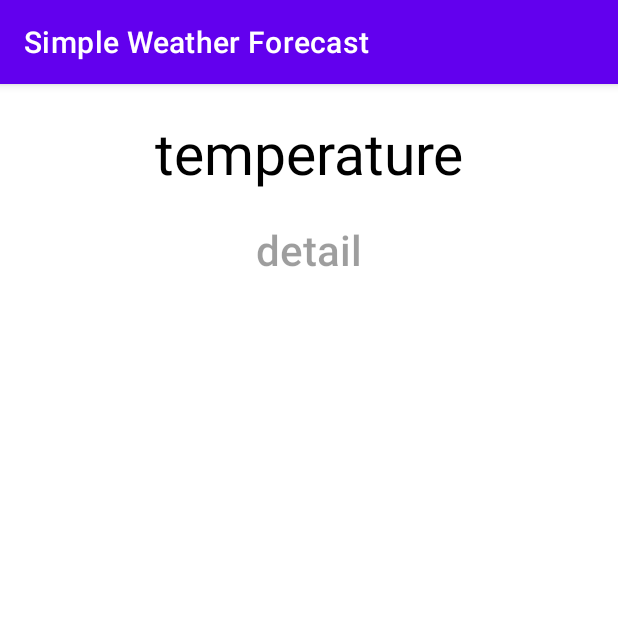
After one commit to cauezito/WeatherForecast, an Android app: the ForecastDetailsFragment screen opened through its navigation route, on a phone screen of 412 x 824 dp, the top half of it. The commit adds this screen. Run offline under Robolectric (Android 15) with nearby library versions, the light colour scheme and no system bars; our stand-ins replace data binding.

Commit message:
Implementação do NAVIGATION para substituir a biblioteca de suporte para navegar entre telas

```diff
--- a/app/build.gradle
+++ b/app/build.gradle
@@ -2,6 +2,7 @@ plugins {
     id 'com.android.application'
     id 'kotlin-android'
     id 'kotlin-kapt'
+    id 'androidx.navigation.safeargs.kotlin'
 }
 
 android {
@@ -34,7 +35,7 @@ android {
         targetCompatibility JavaVersion.VERSION_1_8
     }
     kotlinOptions {
-        jvmTarget = '1.8'
+        jvmTarget = JavaVersion.VERSION_1_8
     }
 }
 
--- a/app/src/main/AndroidManifest.xml
+++ b/app/src/main/AndroidManifest.xml
@@ -10,9 +10,6 @@
         android:supportsRtl="true"
         android:theme="@style/Theme.SimpleWeatherForecast">
         <activity
-            android:name=".details.ForecastDetailsActivity"
-            android:exported="true" />
-        <activity
             android:name=".MainActivity"
             android:exported="true">
             <intent-filter>
--- a/app/src/main/java/br/com/cauezito/simpleweatherforecast/AppNavigatorInterface.kt
+++ b/app/src/main/java/br/com/cauezito/simpleweatherforecast/AppNavigatorInterface.kt
@@ -3,4 +3,5 @@ package br.com.cauezito.simpleweatherforecast
 interface AppNavigatorInterface {
     fun navigateToCurrentForecast(zipCode : String)
     fun navigateToLocationEntry()
+    fun navigateToForecastDetails(forecast : DailyForecast)
 }
--- /dev/null
+++ b/app/src/main/java/br/com/cauezito/simpleweatherforecast/details/ForecastDetailsFragment.kt
@@ -0,0 +1,34 @@
+package br.com.cauezito.simpleweatherforecast.details
+
+import androidx.appcompat.app.AppCompatActivity
+import android.os.Bundle
+import android.view.*
+import androidx.databinding.DataBindingUtil
+import androidx.fragment.app.Fragment
+import br.com.cauezito.simpleweatherforecast.R
+import br.com.cauezito.simpleweatherforecast.databinding.FragmentCurrentForecastBinding
+import br.com.cauezito.simpleweatherforecast.databinding.FragmentForecastDetailsBinding
+import br.com.cauezito.simpleweatherforecast.util.ForecastUtil
+import br.com.cauezito.simpleweatherforecast.util.SharedPreferencesUtil
+
+class ForecastDetailsFragment : Fragment() {
+
+    override fun onCreateView(
+        inflater: LayoutInflater,
+        container: ViewGroup?,
+        savedInstanceState: Bundle?
+    ): View? {
+        val binding : FragmentForecastDetailsBinding = DataBindingUtil.inflate(inflater, R.layout.fragment_forecast_details, container, false)
+
+        val sharedPreferencesUtil = SharedPreferencesUtil(requireContext())
+
+       // val temperature = intent.getFloatExtra("temperature", 0f)
+       // val detail = intent.getStringExtra("detail")
+
+      //  binding.tvTemperature.text = ForecastUtil.formatForecastForShow(temperature, sharedPreferencesUtil.getTemperatureDisplay() )
+        //binding.tvDetail.text = detail.toString()
+
+       return binding.root
+    }
+
+}
--- a/app/src/main/res/layout/activity_main.xml
+++ b/app/src/main/res/layout/activity_main.xml
@@ -9,14 +9,17 @@
         android:layout_height="match_parent"
         tools:context=".MainActivity">
 
-
-        <FrameLayout
-            android:id="@+id/flContainer"
-            android:layout_width="match_parent"
-            android:layout_height="match_parent"
+        <androidx.fragment.app.FragmentContainerView
+            android:id="@+id/navContainer"
+            android:name="androidx.navigation.fragment.NavHostFragment"
+            android:layout_width="0dp"
+            android:layout_height="0dp"
             app:layout_constraintStart_toStartOf="parent"
+            app:layout_constraintTop_toTopOf="parent"
             app:layout_constraintEnd_toEndOf="parent"
-            app:layout_constraintTop_toTopOf="parent"/>
+            app:layout_constraintBottom_toBottomOf="parent"
+            app:defaultNavHost="true"
+            app:navGraph="@navigation/main_navigation"/>
 
     </androidx.constraintlayout.widget.ConstraintLayout>
 </layout>
--- a/app/src/main/res/layout/activity_forecast_details.xml
+++ b/app/src/main/res/layout/fragment_forecast_details.xml
@@ -2,10 +2,11 @@
 <layout xmlns:android="http://schemas.android.com/apk/res/android"
     xmlns:app="http://schemas.android.com/apk/res-auto"
     xmlns:tools="http://schemas.android.com/tools">
+
         <androidx.constraintlayout.widget.ConstraintLayout
         android:layout_width="match_parent"
         android:layout_height="match_parent"
-        tools:context=".details.ForecastDetailsActivity">
+        tools:context=".details.ForecastDetailsFragment">
 
         <TextView
             android:id="@+id/tvTemperature"
--- /dev/null
+++ b/app/src/main/res/navigation/main_navigation.xml
@@ -0,0 +1,30 @@
+<?xml version="1.0" encoding="utf-8"?>
+<navigation xmlns:android="http://schemas.android.com/apk/res/android"
+    xmlns:app="http://schemas.android.com/apk/res-auto"
+    android:id="@+id/main_navigation"
+    app:startDestination="@id/locationEntryFragment">
+
+    <fragment
+        android:id="@+id/locationEntryFragment"
+        android:name="br.com.cauezito.simpleweatherforecast.location.LocationEntryFragment"
+        android:label="LocationEntryFragment" >
+        <action
+            android:id="@+id/action_locationEntryFragment_to_currentForecastFragment"
+            app:destination="@id/currentForecastFragment" />
+    </fragment>
+    <fragment
+        android:id="@+id/currentForecastFragment"
+        android:name="br.com.cauezito.simpleweatherforecast.CurrentForecastFragment"
+        android:label="CurrentForecastFragment" >
+        <action
+            android:id="@+id/action_currentForecastFragment_to_locationEntryFragment"
+            app:destination="@id/locationEntryFragment" />
+        <action
+            android:id="@+id/action_currentForecastFragment_to_forecastDetailsFragment"
+            app:destination="@id/forecastDetailsFragment" />
+    </fragment>
+    <fragment
+        android:id="@+id/forecastDetailsFragment"
+        android:name="br.com.cauezito.simpleweatherforecast.details.ForecastDetailsFragment"
+        android:label="ForecastDetailsFragment" />
+</navigation>
```
Also changed, not shown: app/src/main/java/br/com/cauezito/simpleweatherforecast/CurrentForecastFragment.kt (+4 -8 lines), app/src/main/java/br/com/cauezito/simpleweatherforecast/MainActivity.kt (+12 -20 lines), app/src/main/java/br/com/cauezito/simpleweatherforecast/details/ForecastDetailsActivity.kt (deleted, +0 -47 lines).
